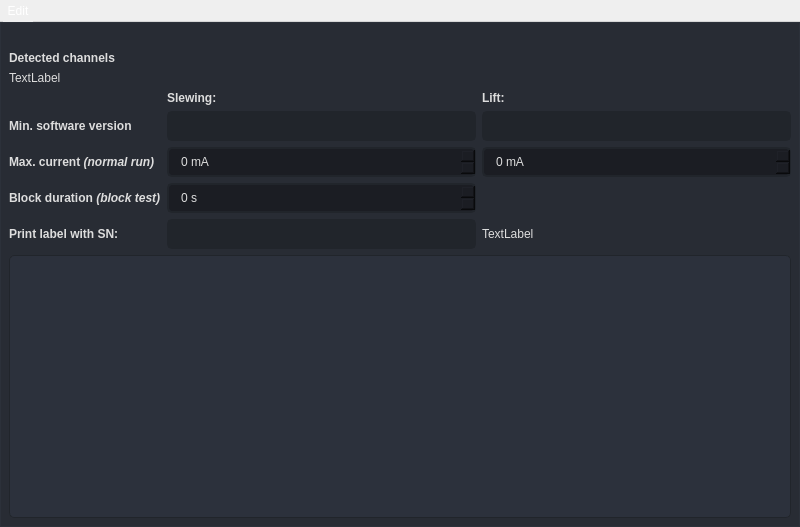
Qt form app/ui/main.ui (davidsenoner/emec-drv-canopen-tester) before a commit.
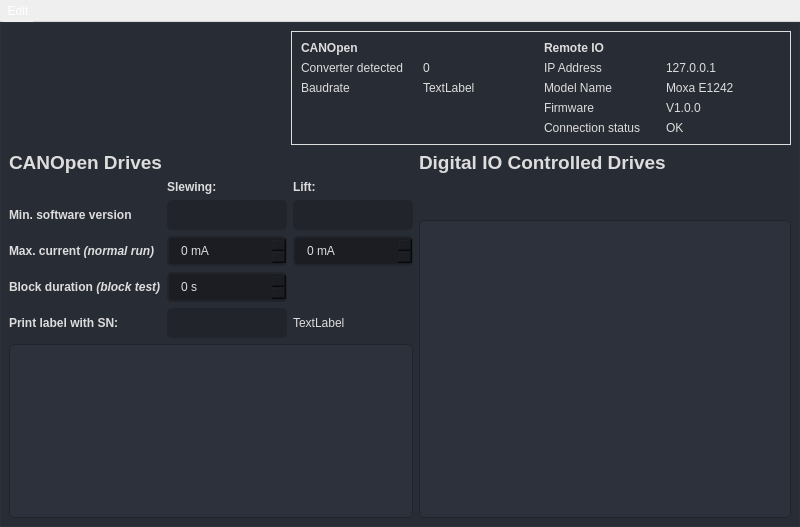
The same form after that commit. Icons and pictures are not drawn.

Commit message: feat: add RemoteIO connection info and create two columns on main windows (CANOpen and IO Drives)

Diff of the .ui file:
```diff
--- a/app/ui/main.ui
+++ b/app/ui/main.ui
@@ -683,7 +683,7 @@
      <number>0</number>
     </property>
     <item row="0" column="0">
-     <layout class="QVBoxLayout" name="verticalLayout">
+     <layout class="QHBoxLayout" name="horizontalLayout_3">
       <item>
        <widget class="QFrame" name="gridFrame">
         <property name="sizePolicy">
@@ -709,7 +709,7 @@
                <height>16777215</height>
               </size>
              </property>
-             <layout class="QVBoxLayout" name="verticalLayout_3">
+             <layout class="QHBoxLayout" name="horizontalLayout_4">
               <property name="leftMargin">
                <number>0</number>
               </property>
@@ -748,14 +748,123 @@
                </widget>
               </item>
               <item>
+               <spacer name="horizontalSpacer">
+                <property name="orientation">
+                 <enum>Qt::Horizontal</enum>
+                </property>
+                <property name="sizeHint" stdset="0">
+                 <size>
+                  <width>40</width>
+                  <height>20</height>
+                 </size>
+                </property>
+               </spacer>
+              </item>
+              <item>
+               <widget class="QFrame" name="verticalFrame">
+                <property name="minimumSize">
+                 <size>
+                  <width>500</width>
+                  <height>0</height>
+                 </size>
+                </property>
+                <property name="frameShape">
+                 <enum>QFrame::Box</enum>
+                </property>
+                <layout class="QGridLayout" name="gridLayout">
+                 <item row="6" column="3">
+                  <widget class="QLabel" name="lbl_remoteio_firmware">
+                   <property name="text">
+                    <string>V1.0.0</string>
+                   </property>
+                  </widget>
+                 </item>
+                 <item row="6" column="2">
+                  <widget class="QLabel" name="label_5">
+                   <property name="text">
+                    <string>Firmware</string>
+                   </property>
+                  </widget>
+                 </item>
+                 <item row="4" column="3">
+                  <widget class="QLabel" name="lbl_remoteio_ip">
+                   <property name="text">
+                    <string>127.0.0.1</string>
+                   </property>
+                  </widget>
+                 </item>
+                 <item row="4" column="2">
+                  <widget class="QLabel" name="label_4">
+                   <property name="text">
+                    <string>IP Address</string>
+                   </property>
+                  </widget>
+                 </item>
+                 <item row="3" column="0">
                <widget class="QLabel" name="label_9">
                 <property name="text">
-                 <string>&lt;h4&gt;Detected channels&lt;/h4&gt;</string>
+                    <string>&lt;html&gt;&lt;head/&gt;&lt;body&gt;&lt;h4 style=&quot; margin-top:12px; margin-bottom:12px; margin-left:0px; margin-right:0px; -qt-block-indent:0; text-indent:0px;&quot;&gt;&lt;span style=&quot; font-size:medium; font-weight:600;&quot;&gt;CANOpen&lt;/span&gt;&lt;/h4&gt;&lt;/body&gt;&lt;/html&gt;</string>
                 </property>
                </widget>
               </item>
-              <item>
-               <widget class="QLabel" name="lbl_detected_cahnnels">
+                 <item row="5" column="2">
+                  <widget class="QLabel" name="label_11">
+                   <property name="text">
+                    <string>Model Name</string>
+                   </property>
+                  </widget>
+                 </item>
+                 <item row="4" column="1">
+                  <widget class="QLabel" name="lbl_detected_can_converter">
+                   <property name="text">
+                    <string>0</string>
+                   </property>
+                  </widget>
+                 </item>
+                 <item row="7" column="3">
+                  <widget class="QLabel" name="lbl_remoteio_connection_status">
+                   <property name="text">
+                    <string>OK</string>
+                   </property>
+                  </widget>
+                 </item>
+                 <item row="4" column="0">
+                  <widget class="QLabel" name="label_16">
+                   <property name="text">
+                    <string>Converter detected</string>
+                   </property>
+                  </widget>
+                 </item>
+                 <item row="5" column="3">
+                  <widget class="QLabel" name="lbl_remoteio_model_name">
+                   <property name="text">
+                    <string>Moxa E1242</string>
+                   </property>
+                  </widget>
+                 </item>
+                 <item row="7" column="2">
+                  <widget class="QLabel" name="label_12">
+                   <property name="text">
+                    <string>Connection status</string>
+                   </property>
+                  </widget>
+                 </item>
+                 <item row="3" column="2">
+                  <widget class="QLabel" name="label_3">
+                   <property name="text">
+                    <string>&lt;html&gt;&lt;head/&gt;&lt;body&gt;&lt;p&gt;&lt;span style=&quot; font-weight:600;&quot;&gt;Remote IO&lt;/span&gt;&lt;/p&gt;&lt;/body&gt;&lt;/html&gt;</string>
+                   </property>
+                  </widget>
+                 </item>
+                 <item row="5" column="0">
+                  <widget class="QLabel" name="label_18">
+                   <property name="text">
+                    <string>Baudrate</string>
+                   </property>
+                  </widget>
+                 </item>
+                 <item row="5" column="1">
+                  <widget class="QLabel" name="lbl_can_baudrate">
                 <property name="text">
                  <string>TextLabel</string>
                 </property>
@@ -765,6 +874,20 @@
             </widget>
            </item>
           </layout>
+            </widget>
+           </item>
+          </layout>
+         </item>
+         <item>
+          <layout class="QHBoxLayout" name="horizontalLayout_5">
+           <item>
+            <layout class="QVBoxLayout" name="verticalLayoutCANOpen">
+             <item>
+              <widget class="QLabel" name="label_13">
+               <property name="text">
+                <string>&lt;html&gt;&lt;head/&gt;&lt;body&gt;&lt;p&gt;&lt;span style=&quot; font-size:14pt; font-weight:600;&quot;&gt;CANOpen Drives&lt;/span&gt;&lt;/p&gt;&lt;/body&gt;&lt;/html&gt;</string>
+               </property>
+              </widget>
          </item>
          <item>
           <layout class="QGridLayout" name="gridLayout_3">
@@ -901,8 +1024,6 @@
           </layout>
          </item>
          <item>
-          <layout class="QHBoxLayout" name="horizontalLayout_2">
-           <item>
             <widget class="QTableWidget" name="tbl_node_list">
              <property name="editTriggers">
               <set>QAbstractItemView::EditKeyPressed</set>
@@ -917,6 +1038,22 @@
               <bool>false</bool>
              </attribute>
             </widget>
+             </item>
+            </layout>
+           </item>
+           <item>
+            <layout class="QVBoxLayout" name="verticalLayoutDIO">
+             <item>
+              <widget class="QLabel" name="label_14">
+               <property name="text">
+                <string>&lt;html&gt;&lt;head/&gt;&lt;body&gt;&lt;p&gt;&lt;span style=&quot; font-size:14pt; font-weight:600;&quot;&gt;Digital IO Controlled Drives&lt;/span&gt;&lt;/p&gt;&lt;p&gt;&lt;br/&gt;&lt;/p&gt;&lt;/body&gt;&lt;/html&gt;</string>
+               </property>
+              </widget>
+             </item>
+             <item>
+              <widget class="QTableWidget" name="tbl_DIO_drives"/>
+             </item>
+            </layout>
            </item>
           </layout>
          </item>
```
Lines whose indentation alone changed are shown as unchanged. The commit also changes 1 other file.
